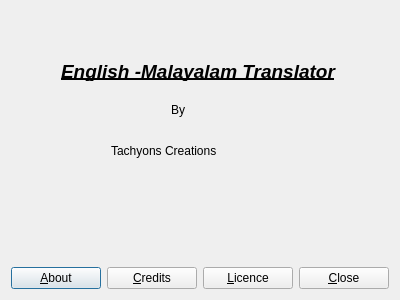
Above: about.ui from tachyons/mltranslator before the change. Below: the same form after it.
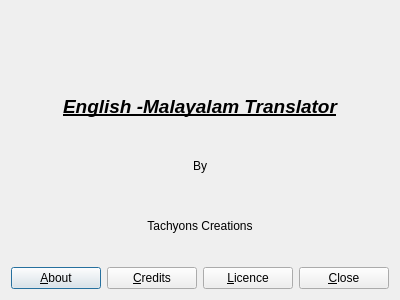
That is the form after the change. The open tabs and pages were chosen to show the change. Icons and pictures are not drawn.

The edit to the form file:
```diff
--- a/about.ui
+++ b/about.ui
@@ -20,15 +20,21 @@
       <number>0</number>
      </property>
      <widget class="QWidget" name="page">
+      <layout class="QVBoxLayout" name="verticalLayout_6">
+       <item>
+        <layout class="QVBoxLayout" name="verticalLayout_3">
+         <item>
+          <widget class="QLabel" name="label_4">
+           <property name="text">
+            <string>&lt;html&gt;&lt;head/&gt;&lt;body&gt;&lt;p&gt;&lt;img src=&quot;:/new/prefix1/icons/mltranslator.png&quot;/&gt;&lt;/p&gt;&lt;/body&gt;&lt;/html&gt;</string>
+           </property>
+           <property name="alignment">
+            <set>Qt::AlignCenter</set>
+           </property>
+          </widget>
+         </item>
+         <item>
       <widget class="QLabel" name="label">
-       <property name="geometry">
-        <rect>
-         <x>50</x>
-         <y>50</y>
-         <width>291</width>
-         <height>20</height>
-        </rect>
-       </property>
        <property name="font">
         <font>
          <pointsize>14</pointsize>
@@ -41,33 +47,34 @@
        <property name="text">
         <string>English -Malayalam Translator</string>
        </property>
-      </widget>
+           <property name="alignment">
+            <set>Qt::AlignCenter</set>
+           </property>
+          </widget>
+         </item>
+         <item>
       <widget class="QLabel" name="label_2">
-       <property name="geometry">
-        <rect>
-         <x>160</x>
-         <y>90</y>
-         <width>67</width>
-         <height>17</height>
-        </rect>
-       </property>
        <property name="text">
         <string>By</string>
        </property>
-      </widget>
+           <property name="alignment">
+            <set>Qt::AlignCenter</set>
+           </property>
+          </widget>
+         </item>
+         <item>
       <widget class="QLabel" name="label_3">
-       <property name="geometry">
-        <rect>
-         <x>100</x>
-         <y>130</y>
-         <width>181</width>
-         <height>20</height>
-        </rect>
-       </property>
        <property name="text">
         <string>Tachyons Creations</string>
        </property>
-      </widget>
+           <property name="alignment">
+            <set>Qt::AlignCenter</set>
+           </property>
+          </widget>
+         </item>
+        </layout>
+       </item>
+      </layout>
      </widget>
      <widget class="QWidget" name="page_3">
       <layout class="QVBoxLayout" name="verticalLayout_2">
```
Left out of the diff: 12 changed lines with no effect on the pictures. Lines whose indentation alone changed are shown as unchanged.
